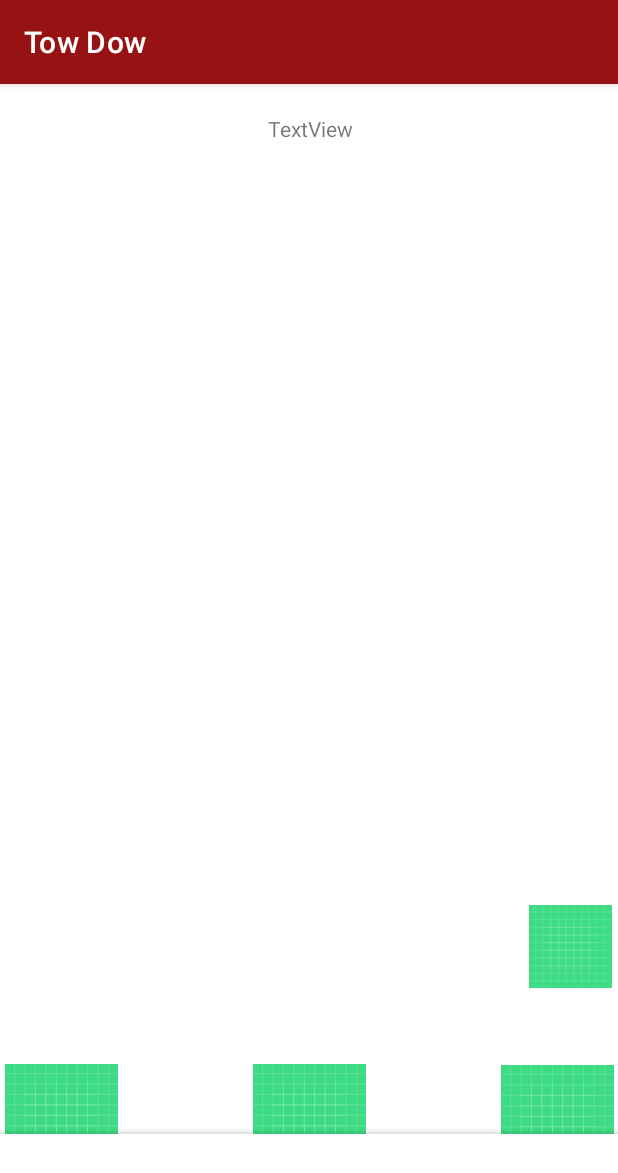
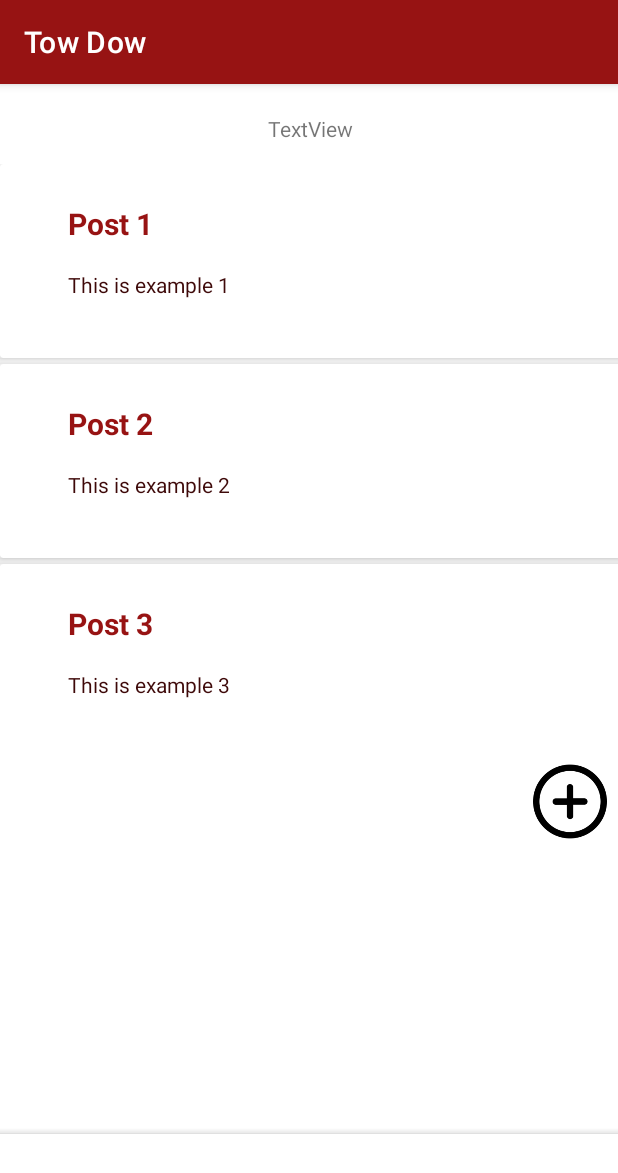
Before and after one commit to sticksung/Tow-Dow, an Android app: the CategoryHomeFragment screen opened through its navigation route, on a phone screen of 412 x 824 dp. Shown: the top 1173 px of the screen. Run offline under Robolectric (Android 15) with nearby library versions, the phone set to English and light mode, and no system bars; our stand-ins replace Firebase (no records; nobody signed in at launch, a user with empty details on screens opened directly), navigation-ui.

Commit message:
Added Navigation to all the fragments

```diff
--- a/app/build.gradle
+++ b/app/build.gradle
@@ -30,6 +30,7 @@ android {
         jvmTarget = '1.8'
     }
     buildFeatures {
+        dataBinding true
         viewBinding true
     }
 }
--- a/app/src/main/java/com/example/towdow/CategoryHomeFragment.kt
+++ b/app/src/main/java/com/example/towdow/CategoryHomeFragment.kt
@@ -6,6 +6,7 @@ import androidx.fragment.app.Fragment
 import android.view.LayoutInflater
 import android.view.View
 import android.view.ViewGroup
+import android.widget.ImageView
 import android.widget.TextView
 import androidx.navigation.findNavController
 import androidx.recyclerview.widget.LinearLayoutManager
@@ -20,6 +21,7 @@ class CategoryHomeFragment : Fragment() {
 
     private var _binding: CategoryHomeFragmentBinding? =null
     private val binding get() =_binding!!
+    private lateinit var createPosts: ImageView
     private lateinit var database: DatabaseReference
     private lateinit var recyclerView: RecyclerView
     val adapter = TowListAdapter()
@@ -30,25 +32,34 @@ class CategoryHomeFragment : Fragment() {
         savedInstanceState: Bundle?
     ): View? {
 
-        _binding = CategoryHomeFragmentBinding.inflate(inflater,container, false)
-        val v = binding.root
+        val view = inflater.inflate(R.layout.category_home_fragment, container, false)
+
+//        _binding = CategoryHomeFragmentBinding.inflate(inflater,container, false)
+//        val v = binding.root
        // database = FirebaseDatabase.getInstance().getReference("0")
+
+        createPosts = view.findViewById(R.id.create_post_image)
+        createPosts.setImageResource(R.drawable.plus)
+        createPosts.setOnClickListener {
+            view?.findNavController()?.navigate(R.id.action_categoryHomeFragment_to_createPostFragment)
+        }
 
       // Adapter stuff
         initArray(myTowDows)
-        recyclerView = binding.forumPostsList
+        recyclerView = view.findViewById(R.id.forum_posts_list)
         recyclerView.layoutManager = LinearLayoutManager(context, RecyclerView.VERTICAL, false)
         recyclerView.adapter = adapter
+        adapter.setLocations(myTowDows)
 
 
-        return v
+        return view
     }
     private fun initArray(myDataset: MutableList<TowDowData>){
         myDataset.clear()
 
-        myDataset.add(TowDowData("Science", "Science description"))
-        myDataset.add(TowDowData("Math", "Math description"))
-        myDataset.add(TowDowData("History", "History description"))
+        myDataset.add(TowDowData("Post 1", "This is example 1"))
+        myDataset.add(TowDowData("Post 2", "This is example 2"))
+        myDataset.add(TowDowData("Post 3", "This is example 3"))
 
 
     }
--- a/app/src/main/java/com/example/towdow/HomeFragment.kt
+++ b/app/src/main/java/com/example/towdow/HomeFragment.kt
@@ -21,7 +21,7 @@ class HomeFragment : Fragment() {
     private var _binding: HomeFragmentBinding? =null
     private val binding get() =_binding!!
     private lateinit var recyclerView: RecyclerView
-    val adapter = TowListAdapter()
+    val adapter = ForumAdapter()
     val myTowDows = ArrayList<TowDowData>()
     override fun onCreateView(
         inflater: LayoutInflater, container: ViewGroup?,
@@ -49,6 +49,7 @@ class HomeFragment : Fragment() {
         recyclerView.layoutManager = LinearLayoutManager(context, RecyclerView.VERTICAL, false)
         recyclerView.adapter = adapter
         adapter.setLocations(myTowDows)
+
         return v
     }
 
@@ -60,8 +61,8 @@ class HomeFragment : Fragment() {
         myDataset.add(TowDowData("HIST 3134", "Profressor Hess's history forum!"))
     }
 
-    inner class TowListAdapter():
-        RecyclerView.Adapter<TowListAdapter.AddressViewHolder>(){
+    inner class ForumAdapter():
+        RecyclerView.Adapter<ForumAdapter.AddressViewHolder>(){
         var locations = emptyList<TowDowData>()
 
         override fun getItemCount(): Int {
@@ -88,7 +89,7 @@ class HomeFragment : Fragment() {
                 //  bundle.putDouble("long", locations[position].long)
                 // Log.d("T05", "In home fragment Lat: ${locations[position].lat} Long: ${locations[position].lat}")
 
-                view?.findNavController()?.navigate(R.id.action_categoryHomeFragment_to_forumPostFragment, bundle)
+                view?.findNavController()?.navigate(R.id.action_homeFragment_to_forumHomeFragment, bundle)
 
             }
 
--- a/app/src/main/res/layout/category_home_fragment.xml
+++ b/app/src/main/res/layout/category_home_fragment.xml
@@ -24,8 +24,8 @@
 
         <androidx.recyclerview.widget.RecyclerView
             android:id="@+id/forum_posts_list"
-            android:layout_width="409dp"
-            android:layout_height="474dp"
+            android:layout_width="413dp"
+            android:layout_height="377dp"
             android:layout_marginStart="1dp"
             android:layout_marginTop="14dp"
             android:layout_marginEnd="1dp"
@@ -45,36 +45,5 @@
             app:layout_constraintStart_toStartOf="parent"
             app:layout_constraintTop_toBottomOf="@+id/forum_posts_list" />
 
-        <ImageView
-            android:id="@+id/search_image"
-            android:layout_width="79dp"
-            android:layout_height="75dp"
-            android:layout_marginStart="1dp"
-            android:layout_marginTop="126dp"
-            android:src="@drawable/ic_launcher_background"
-            app:layout_constraintStart_toStartOf="parent"
-            app:layout_constraintTop_toBottomOf="@+id/forum_posts_list" />
-
-        <ImageView
-            android:id="@+id/home_image"
-            android:layout_width="79dp"
-            android:layout_height="75dp"
-            android:layout_marginStart="86dp"
-            android:layout_marginTop="126dp"
-            android:src="@drawable/ic_launcher_background"
-            app:layout_constraintStart_toEndOf="@+id/search_image"
-            app:layout_constraintTop_toBottomOf="@+id/forum_posts_list" />
-
-        <ImageView
-            android:id="@+id/profile_image"
-            android:layout_width="79dp"
-            android:layout_height="75dp"
-            android:layout_marginStart="86dp"
-            android:layout_marginTop="51dp"
-            android:layout_marginEnd="1dp"
-            android:src="@drawable/ic_launcher_background"
-            app:layout_constraintEnd_toEndOf="parent"
-            app:layout_constraintStart_toEndOf="@+id/home_image"
-            app:layout_constraintTop_toBottomOf="@+id/create_post_image" />
     </androidx.constraintlayout.widget.ConstraintLayout>
 </FrameLayout>
```
Also changed, not shown: app/src/main/java/com/example/towdow/ForumHomeFragment.kt (+18 -9 lines).
